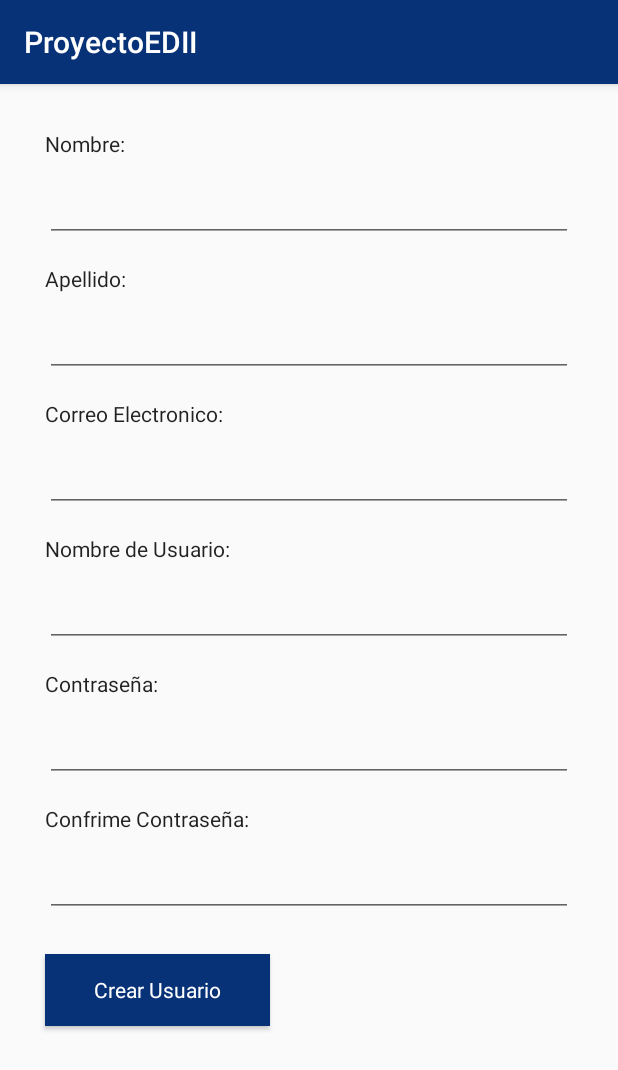
After one commit to willson61/ProyectoEDII, an Android app: the NuevoUsuario screen opened directly, with no data from a screen before it, on a phone screen of 412 x 824 dp. The commit adds this screen. Shown: the top 1070 px of the screen. Run offline under Robolectric (Android 15) with nearby library versions, the phone set to English and light mode, and no system bars; our stand-ins replace ButterKnife.

Commit message:
Terminando parte visual de vistas login y crear nuevo usuario

```diff
--- a/app/build.gradle
+++ b/app/build.gradle
@@ -25,4 +25,6 @@ dependencies {
     testImplementation 'junit:junit:4.12'
     androidTestImplementation 'com.android.support.test:runner:1.0.2'
     androidTestImplementation 'com.android.support.test.espresso:espresso-core:3.0.2'
+    implementation 'com.jakewharton:butterknife:8.8.1'
+    annotationProcessor 'com.jakewharton:butterknife-compiler:8.8.1'
 }
--- a/app/src/main/AndroidManifest.xml
+++ b/app/src/main/AndroidManifest.xml
@@ -16,6 +16,7 @@
                 <category android:name="android.intent.category.LAUNCHER" />
             </intent-filter>
         </activity>
+        <activity android:name=".NuevoUsuario"></activity>
     </application>
 
 </manifest>
--- a/app/src/main/java/com/example/sthephan/proyectoedii/MainActivity.java
+++ b/app/src/main/java/com/example/sthephan/proyectoedii/MainActivity.java
@@ -1,13 +1,50 @@
 package com.example.sthephan.proyectoedii;
 
+import android.content.Intent;
+import android.os.Bundle;
 import android.support.v7.app.AppCompatActivity;
-import android.os.Bundle;
+import android.view.View;
+import android.widget.EditText;
+import android.widget.ImageView;
+import android.widget.ScrollView;
+
+import butterknife.BindView;
+import butterknife.ButterKnife;
+import butterknife.OnClick;
 
 public class MainActivity extends AppCompatActivity {
+
+    @BindView(R.id.txtNombreUsuario)
+    EditText txtNombreUsuario;
+    @BindView(R.id.txtContraseña)
+    EditText txtContrasena;
+    @BindView(R.id.imgLogo)
+    ImageView imgLogo;
+    @BindView(R.id.scrollview)
+    ScrollView scrollview;
 
     @Override
     protected void onCreate(Bundle savedInstanceState) {
         super.onCreate(savedInstanceState);
         setContentView(R.layout.activity_main);
+        ButterKnife.bind(this);
+    }
+
+    @OnClick({R.id.btnLogin, R.id.btnNuevoUsuario})
+    public void onViewClicked(View view) {
+        switch (view.getId()) {
+            case R.id.btnLogin:
+                break;
+            case R.id.btnNuevoUsuario:
+                finish();
+                startActivity(new Intent(MainActivity.this, NuevoUsuario.class));
+                break;
+        }
+    }
+
+    @Override
+    public void onBackPressed() {
+        finish();
+        System.exit(0);
     }
 }
--- /dev/null
+++ b/app/src/main/java/com/example/sthephan/proyectoedii/NuevoUsuario.java
@@ -0,0 +1,57 @@
+package com.example.sthephan.proyectoedii;
+
+import android.content.DialogInterface;
+import android.content.Intent;
+import android.os.Bundle;
+import android.support.v7.app.AppCompatActivity;
+import android.widget.EditText;
+import android.widget.ScrollView;
+import android.app.AlertDialog;
+
+import butterknife.BindView;
+import butterknife.ButterKnife;
+import butterknife.OnClick;
+
+public class NuevoUsuario extends AppCompatActivity {
+
+    @BindView(R.id.txtContraseña2)
+    EditText txtContrasena2;
+    @BindView(R.id.txtContraseña)
+    EditText txtContrasena;
+    @BindView(R.id.txtUsuario)
+    EditText txtUsuario;
+    @BindView(R.id.txtCorreo)
+    EditText txtCorreo;
+    @BindView(R.id.txtApellido)
+    EditText txtApellido;
+    @BindView(R.id.txtNombre)
+    EditText txtNombre;
+    @BindView(R.id.scrollview)
+    ScrollView scrollview;
+
+    @Override
+    protected void onCreate(Bundle savedInstanceState) {
+        super.onCreate(savedInstanceState);
+        setContentView(R.layout.activity_nuevo_usuario);
+        ButterKnife.bind(this);
+    }
+
+    @OnClick(R.id.btnCrear)
+    public void onViewClicked() {
+    }
+
+    @Override
+    public void onBackPressed() {
+        new AlertDialog.Builder(this)
+                .setTitle("Really Exit?")
+                .setMessage("Are you sure you want to exit?")
+                .setNegativeButton(android.R.string.no, null)
+                .setPositiveButton(android.R.string.yes, new DialogInterface.OnClickListener() {
+
+                    public void onClick(DialogInterface arg0, int arg1) {
+                        finish();
+                        startActivity(new Intent(NuevoUsuario.this, MainActivity.class));
+                    }
+                }).create().show();
+    }
+}
--- a/app/src/main/res/layout/activity_main.xml
+++ b/app/src/main/res/layout/activity_main.xml
@@ -1,10 +1,14 @@
 <?xml version="1.0" encoding="utf-8"?>
+<ScrollView xmlns:android="http://schemas.android.com/apk/res/android"
+    android:id="@+id/scrollview"
+    android:layout_width="fill_parent"
+    android:layout_height="fill_parent">
     <RelativeLayout xmlns:android="http://schemas.android.com/apk/res/android"
         xmlns:app="http://schemas.android.com/apk/res-auto"
         xmlns:tools="http://schemas.android.com/tools"
         android:focusableInTouchMode="true"
         android:layout_width="match_parent"
-    android:layout_height="match_parent"
+        android:layout_height="600dp"
         tools:context=".MainActivity">
 
         <EditText
@@ -102,3 +106,4 @@
             android:textColor="@android:color/white" />
 
     </RelativeLayout>
+</ScrollView>
--- /dev/null
+++ b/app/src/main/res/layout/activity_nuevo_usuario.xml
@@ -0,0 +1,171 @@
+<?xml version="1.0" encoding="utf-8"?>
+<ScrollView xmlns:android="http://schemas.android.com/apk/res/android"
+    android:id="@+id/scrollview"
+    android:layout_width="fill_parent"
+    android:layout_height="fill_parent">
+    <RelativeLayout xmlns:android="http://schemas.android.com/apk/res/android"
+        xmlns:app="http://schemas.android.com/apk/res-auto"
+        xmlns:tools="http://schemas.android.com/tools"
+        android:focusableInTouchMode="true"
+        android:layout_width="match_parent"
+        android:layout_height="650dp"
+        tools:context=".NuevoUsuario">
+
+        <EditText
+            android:id="@+id/txtContraseña2"
+            android:layout_width="wrap_content"
+            android:layout_height="wrap_content"
+            android:layout_alignParentStart="true"
+            android:layout_alignParentTop="true"
+            android:layout_alignParentEnd="true"
+            android:layout_marginStart="30dp"
+            android:layout_marginTop="510dp"
+            android:layout_marginEnd="30dp"
+            android:ems="10"
+            android:inputType="textPassword" />
+
+        <TextView
+            android:id="@+id/labelContraseña2"
+            android:layout_width="wrap_content"
+            android:layout_height="wrap_content"
+            android:layout_alignParentStart="true"
+            android:layout_alignParentTop="true"
+            android:layout_marginStart="30dp"
+            android:layout_marginTop="480dp"
+            android:text="@string/confrime_contrase_a"
+            android:textAppearance="@style/TextAppearance.AppCompat" />
+
+        <EditText
+            android:id="@+id/txtContraseña"
+            android:layout_width="wrap_content"
+            android:layout_height="wrap_content"
+            android:layout_alignParentStart="true"
+            android:layout_alignParentTop="true"
+            android:layout_alignParentEnd="true"
+            android:layout_marginStart="30dp"
+            android:layout_marginTop="420dp"
+            android:layout_marginEnd="30dp"
+            android:ems="10"
+            android:inputType="textPassword" />
+
+        <TextView
+            android:id="@+id/labelContraseña"
+            android:layout_width="wrap_content"
+            android:layout_height="wrap_content"
+            android:layout_alignParentStart="true"
+            android:layout_alignParentTop="true"
+            android:layout_marginStart="30dp"
+            android:layout_marginTop="390dp"
+            android:text="@string/contrase_a"
+            android:textAppearance="@style/TextAppearance.AppCompat" />
+
+        <EditText
+            android:id="@+id/txtUsuario"
+            android:layout_width="wrap_content"
+            android:layout_height="wrap_content"
+            android:layout_alignParentStart="true"
+            android:layout_alignParentTop="true"
+            android:layout_alignParentEnd="true"
+            android:layout_marginStart="30dp"
+            android:layout_marginTop="330dp"
+            android:layout_marginEnd="30dp"
+            android:ems="10"
+            android:inputType="textPersonName" />
+
+        <TextView
+            android:id="@+id/labelUsuario"
+            android:layout_width="wrap_content"
+            android:layout_height="wrap_content"
+            android:layout_alignParentStart="true"
+            android:layout_alignParentTop="true"
+            android:layout_marginStart="30dp"
+            android:layout_marginTop="300dp"
+            android:text="@string/nombre_de_usuario"
+            android:textAppearance="@style/TextAppearance.AppCompat" />
+
+        <EditText
+            android:id="@+id/txtCorreo"
+            android:layout_width="wrap_content"
+            android:layout_height="wrap_content"
+            android:layout_alignParentStart="true"
+            android:layout_alignParentTop="true"
+            android:layout_alignParentEnd="true"
+            android:layout_marginStart="30dp"
+            android:layout_marginTop="240dp"
+            android:layout_marginEnd="30dp"
+            android:ems="10"
+            android:inputType="textEmailAddress" />
+
+        <TextView
+            android:id="@+id/labelCorreo"
+            android:layout_width="wrap_content"
+            android:layout_height="wrap_content"
+            android:layout_alignParentStart="true"
+            android:layout_alignParentTop="true"
+            android:layout_marginStart="30dp"
+            android:layout_marginTop="210dp"
+            android:text="@string/correo_electronico"
+            android:textAppearance="@style/TextAppearance.AppCompat" />
+
+        <EditText
+            android:id="@+id/txtApellido"
+            android:layout_width="wrap_content"
+            android:layout_height="wrap_content"
+            android:layout_alignParentStart="true"
+            android:layout_alignParentTop="true"
+            android:layout_alignParentEnd="true"
+            android:layout_marginStart="30dp"
+            android:layout_marginTop="150dp"
+            android:layout_marginEnd="30dp"
+            android:ems="10"
+            android:inputType="textPersonName" />
+
+        <TextView
+            android:id="@+id/labelApellido"
+            android:layout_width="wrap_content"
+            android:layout_height="wrap_content"
+            android:layout_alignParentStart="true"
+            android:layout_alignParentTop="true"
+            android:layout_marginStart="30dp"
+            android:layout_marginTop="120dp"
+            android:text="@string/apellido"
+            android:textAppearance="@style/TextAppearance.AppCompat" />
+
+        <TextView
+            android:id="@+id/labelNombre"
+            android:layout_width="wrap_content"
+            android:layout_height="wrap_content"
+            android:layout_alignParentStart="true"
+            android:layout_alignParentTop="true"
+            android:layout_marginStart="30dp"
+            android:layout_marginTop="30dp"
+            android:text="@string/nombre"
+            android:textAppearance="@style/TextAppearance.AppCompat" />
+
+        <EditText
+            android:id="@+id/txtNombre"
+            android:layout_width="wrap_content"
+            android:layout_height="wrap_content"
+            android:layout_alignParentStart="true"
+            android:layout_alignParentTop="true"
+            android:layout_alignParentEnd="true"
+            android:layout_marginStart="30dp"
+            android:layout_marginTop="60dp"
+            android:layout_marginEnd="30dp"
+            android:ems="10"
+            android:inputType="textPersonName" />
+
+        <Button
+            android:id="@+id/btnCrear"
+            style="@android:style/Widget.Button"
+            android:layout_width="150dp"
+            android:layout_height="wrap_content"
+            android:layout_alignParentStart="true"
+            android:layout_alignParentTop="true"
+            android:layout_marginStart="30dp"
+            android:layout_marginTop="580dp"
+            android:background="@color/colorPrimary"
+            android:text="@string/crear_usuario"
+            android:textColor="@android:color/white" />
+    </RelativeLayout>
+</ScrollView>
--- a/app/src/main/res/values/strings.xml
+++ b/app/src/main/res/values/strings.xml
@@ -5,4 +5,9 @@
     <string name="patito_s_a">Patito S.A.</string>
     <string name="login">Login</string>
     <string name="nuevo_usuario">Nuevo Usuario</string>
+    <string name="nombre">Nombre:</string>
+    <string name="apellido">Apellido:</string>
+    <string name="correo_electronico">Correo Electronico:</string>
+    <string name="confrime_contrase_a">Confrime Contraseña:</string>
+    <string name="crear_usuario">Crear Usuario</string>
 </resources>
```
Lines whose indentation alone changed are shown as unchanged.
